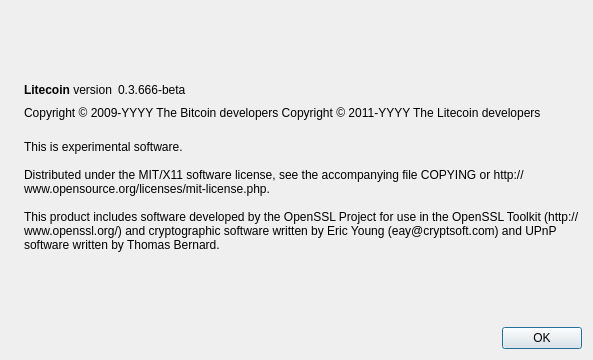
The window that src/qt/forms/aboutdialog.ui (tiabguls/defcoin) describes before a commit, drawn with Qt 5.
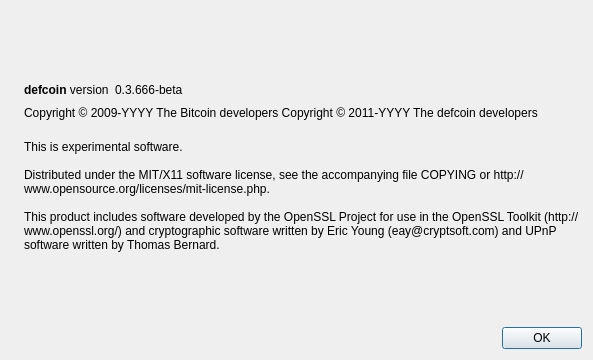
The same window after the commit. Icons and pictures are not drawn.

Diff of the .ui file:
```diff
--- a/src/qt/forms/aboutdialog.ui
+++ b/src/qt/forms/aboutdialog.ui
@@ -50,7 +50,7 @@
           <cursorShape>IBeamCursor</cursorShape>
          </property>
          <property name="text">
-          <string>&lt;b&gt;Litecoin&lt;/b&gt; version</string>
+          <string>&lt;b&gt;defcoin&lt;/b&gt; version</string>
          </property>
          <property name="textInteractionFlags">
           <set>Qt::LinksAccessibleByMouse|Qt::TextSelectableByKeyboard|Qt::TextSelectableByMouse</set>
@@ -92,7 +92,7 @@
        </property>
        <property name="text">
         <string notr="true">Copyright &amp;copy; 2009-YYYY The Bitcoin developers
-Copyright &amp;copy; 2011-YYYY The Litecoin developers</string>
+Copyright &amp;copy; 2011-YYYY The defcoin developers</string>
        </property>
        <property name="textFormat">
         <enum>Qt::RichText</enum>
```
Left out of the diff: 2 changed lines with no effect on the pictures.
